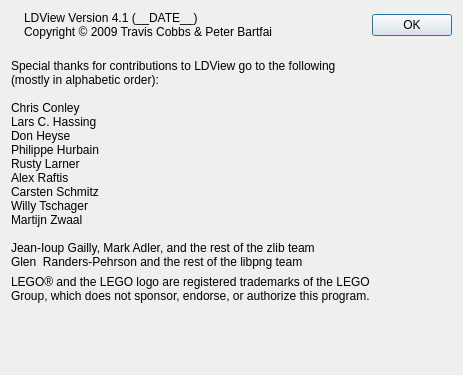
tcobbs/ldview, file QT/AboutPanel.ui: the form before one commit.
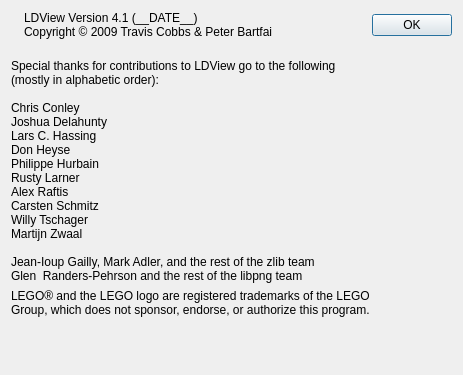
The form after the commit. Icons and pictures are not drawn.

```diff
--- a/QT/AboutPanel.ui
+++ b/QT/AboutPanel.ui
@@ -140,6 +140,7 @@
 (mostly in alphabetic order):
 
 Chris Conley
+Joshua Delahunty
 Lars C. Hassing
 Don Heyse
 Philippe Hurbain
```
